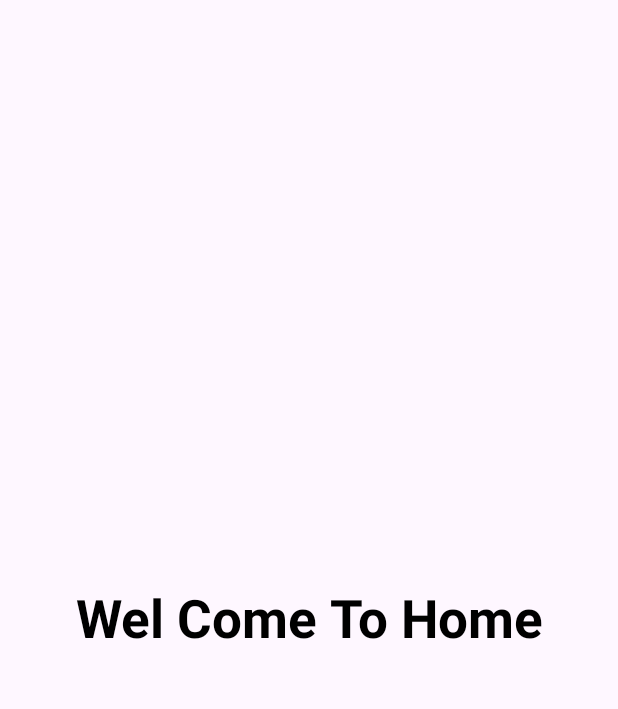
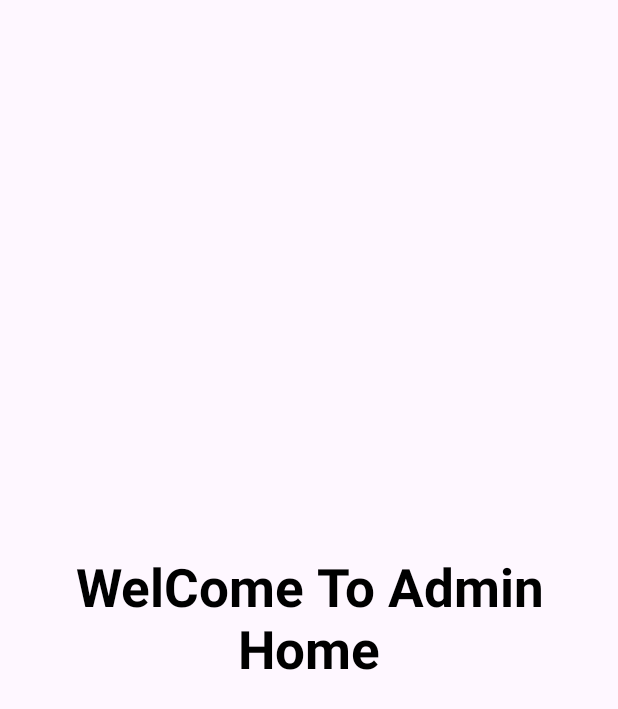
Before and after one commit to Rashmi-2005-Ranjan/Edu_Examine, an Android app: the layout fragment_home2.xml on its own in the app's theme, with its tools: preview values and no code run, on a phone screen of 412 x 824 dp. Shown: the top 709 px of the screen. Run offline under Robolectric (Android 15) with nearby library versions, the phone set to English and light mode, and no system bars; Roboto replaces fonts that are not available here.

```diff
--- a/app/src/main/res/layout/fragment_home2.xml
+++ b/app/src/main/res/layout/fragment_home2.xml
@@ -9,7 +9,7 @@
     <TextView
         android:layout_width="match_parent"
         android:layout_height="match_parent"
-        android:text="Wel Come To Home"
+        android:text="WelCome To Admin Home"
         android:textColor="@color/black"
         android:gravity="center"
         android:textSize="35sp"
```
